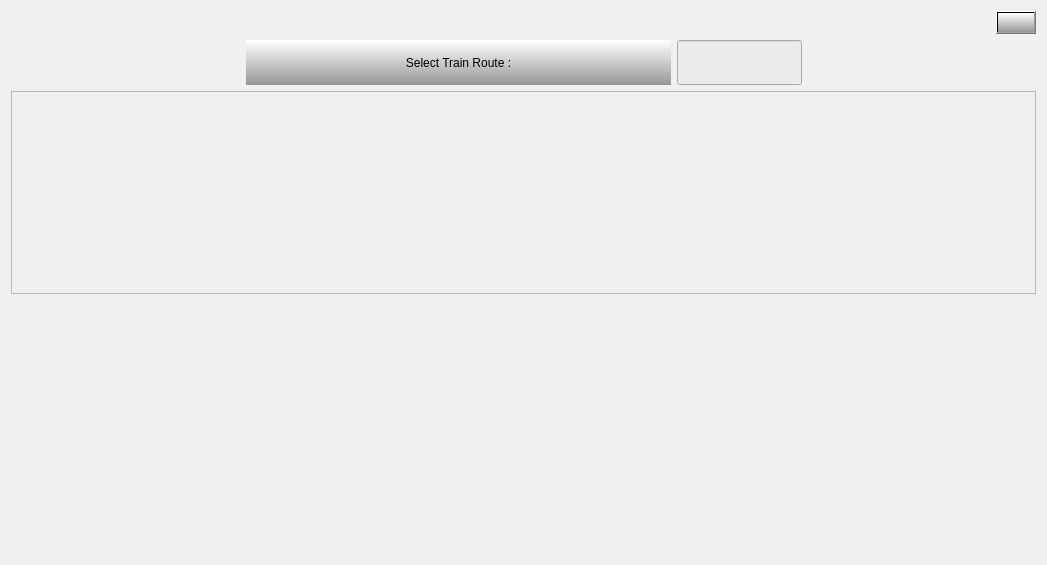
The window that route_selection.ui (gurpartap007/qtmop) describes before a commit, drawn with Qt 5.
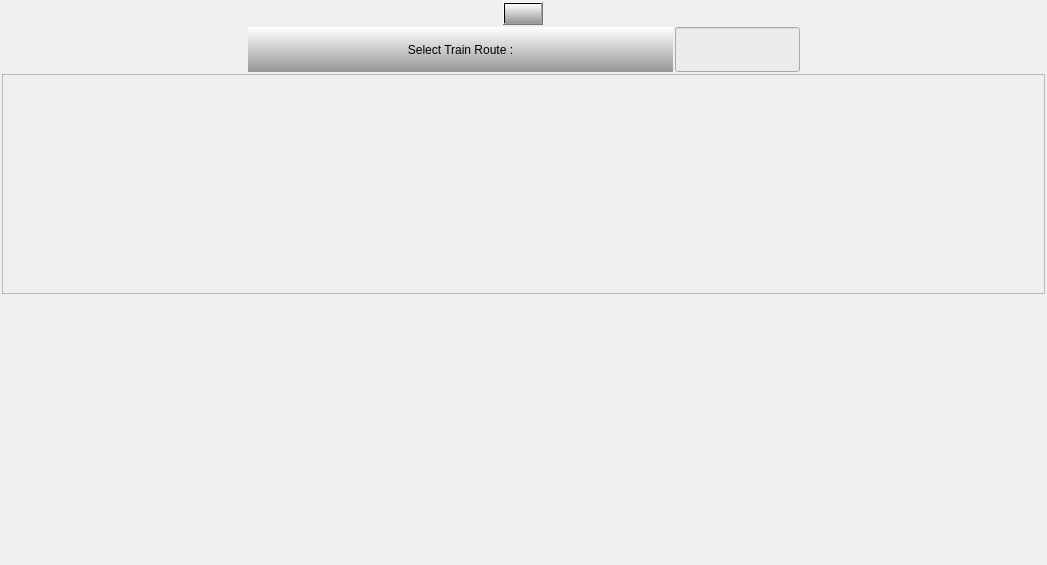
The same window after the commit. Icons and pictures are not drawn.

Commit message: adjusted size of Qspinbox in settings menu with stylesheets, added left,right,bottom area to go to back menu on clicked

```diff
--- a/route_selection.ui
+++ b/route_selection.ui
@@ -17,27 +17,26 @@
    <string notr="true">background-color: rgb(240, 240, 240);</string>
   </property>
   <layout class="QVBoxLayout" name="verticalLayout_2">
+   <property name="spacing">
+    <number>2</number>
+   </property>
+   <property name="leftMargin">
+    <number>2</number>
+   </property>
+   <property name="topMargin">
+    <number>2</number>
+   </property>
+   <property name="rightMargin">
+    <number>2</number>
+   </property>
+   <property name="bottomMargin">
+    <number>2</number>
+   </property>
    <item>
     <layout class="QHBoxLayout" name="horizontalLayout">
      <property name="spacing">
       <number>0</number>
      </property>
-     <item>
-      <spacer name="horizontalSpacer_3">
-       <property name="orientation">
-        <enum>Qt::Horizontal</enum>
-       </property>
-       <property name="sizeType">
-        <enum>QSizePolicy::MinimumExpanding</enum>
-       </property>
-       <property name="sizeHint" stdset="0">
-        <size>
-         <width>40</width>
-         <height>0</height>
-        </size>
-       </property>
-      </spacer>
-     </item>
      <item>
       <widget class="QPushButton" name="backButton">
        <property name="sizePolicy">
```
The commit also changes 13 other files.
